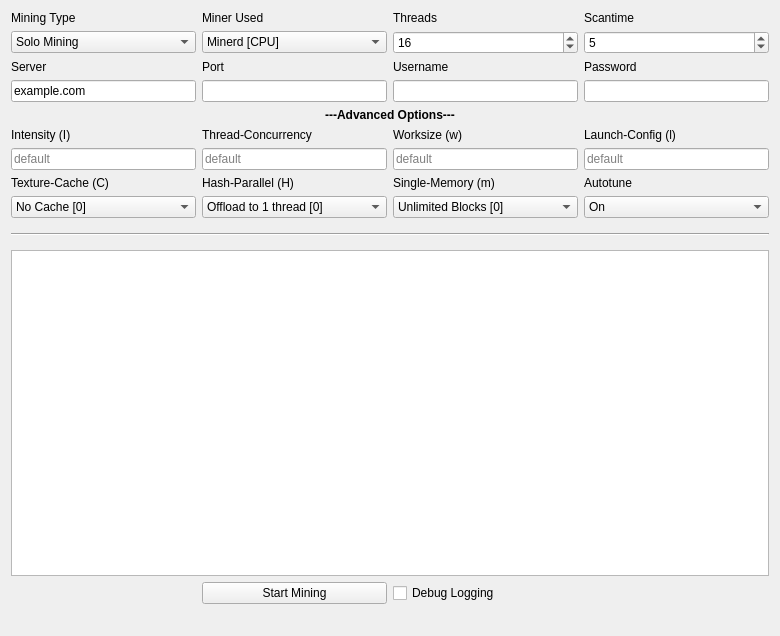
Qt form src/qt/forms/miningpage.ui (plusevcoin/plusevcoin) before a commit.
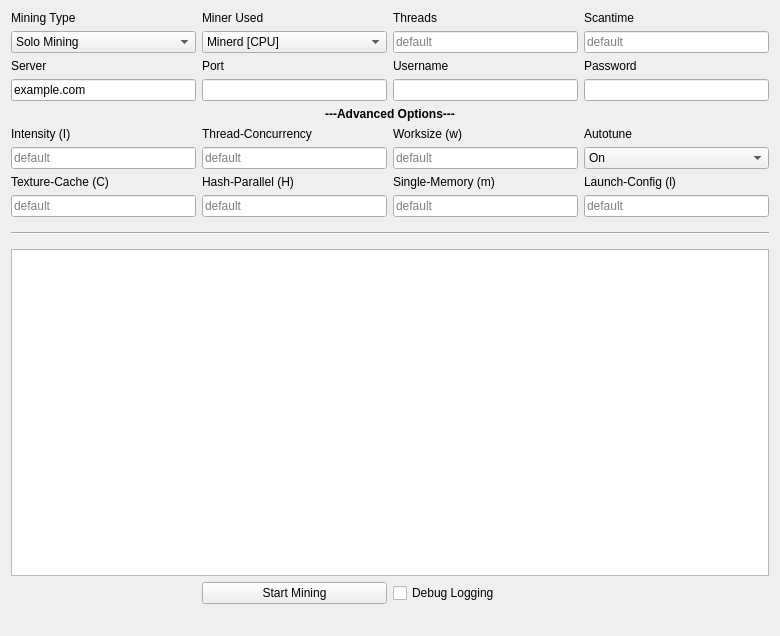
The same form after that commit.

```diff
--- a/src/qt/forms/miningpage.ui
+++ b/src/qt/forms/miningpage.ui
@@ -35,42 +35,18 @@
     </widget>
    </item>
    <item row="16" column="2">
-    <widget class="QComboBox" name="offloadSHA">
-     <item>
-      <property name="text">
-       <string>Offload to 1 thread [0]</string>
-      </property>
-     </item>
-     <item>
-      <property name="text">
-       <string>Offload to all threads [1]</string>
-      </property>
-     </item>
-     <item>
-      <property name="text">
-       <string>All hashing to GPU [2]</string>
-      </property>
-     </item>
+    <widget class="QLineEdit" name="offLoadSHA">
+     <property name="placeholderText">
+      <string>default</string>
+     </property>
     </widget>
    </item>
    <item row="16" column="1">
-    <widget class="QComboBox" name="textureCache">
-     <item>
-      <property name="text">
-       <string>No Cache [0]</string>
-      </property>
-     </item>
-     <item>
-      <property name="text">
-       <string>1D Cache [1]</string>
-      </property>
-     </item>
-     <item>
-      <property name="text">
-       <string>2D Cache [2]</string>
-      </property>
-     </item>
-    </widget>
+    <widget class="QLineEdit" name="textureCache">
+      <property name="placeholderText">
+      <string>default</string>
+     </property>
+   </widget>
    </item>
    <item row="24" column="2">
     <widget class="QPushButton" name="startButton">
@@ -139,15 +115,15 @@
      </property>
     </widget>
    </item>
-   <item row="14" column="4">
-    <widget class="QLineEdit" name="kernel">
+   <item row="16" column="4">
+    <widget class="QLineEdit" name="launchConfig">
      <property name="placeholderText">
       <string>default</string>
      </property>
     </widget>
    </item>
-   <item row="13" column="4">
-    <widget class="QLabel" name="kernelLabel">
+   <item row="15" column="4">
+    <widget class="QLabel" name="launchConfigLabel">
      <property name="text">
       <string>Launch-Config (l)</string>
      </property>
@@ -168,15 +144,9 @@
     </widget>
    </item>
    <item row="5" column="4">
-    <widget class="QSpinBox" name="scantimeBox">
-     <property name="enabled">
-      <bool>true</bool>
-     </property>
-     <property name="minimum">
-      <number>1</number>
-     </property>
-     <property name="value">
-      <number>5</number>
+    <widget class="QLineEdit" name="scantimeBox">
+     <property name="placeholderText">
+      <string>default</string>
      </property>
     </widget>
    </item>
@@ -188,21 +158,9 @@
     </widget>
    </item>
    <item row="5" column="3">
-    <widget class="QSpinBox" name="threadsBox">
-     <property name="enabled">
-      <bool>true</bool>
-     </property>
-     <property name="minimum">
-      <number>-1</number>
-     </property>
-     <property name="maximum">
-      <number>99</number>
-     </property>
-     <property name="singleStep">
-      <number>1</number>
-     </property>
-     <property name="value">
-      <number>16</number>
+    <widget class="QLineEdit" name="threadsBox">
+     <property name="placeholderText">
+      <string>default</string>
      </property>
     </widget>
    </item>
@@ -442,27 +400,20 @@
     </widget>
    </item>
    <item row="16" column="3">
-    <widget class="QComboBox" name="memoryBlock">
-     <item>
-      <property name="text">
-       <string>Unlimited Blocks [0]</string>
-      </property>
-     </item>
-     <item>
-      <property name="text">
-       <string>1 Block [1]</string>
-      </property>
-     </item>
+    <widget class="QLineEdit" name="memoryBlock">
+     <property name="placeholderText">
+      <string>default</string>
+     </property>
     </widget>
    </item>
-   <item row="15" column="4">
+   <item row="13" column="4">
     <widget class="QLabel" name="autotuneLabel">
      <property name="text">
       <string>Autotune</string>
      </property>
     </widget>
    </item>
-   <item row="16" column="4">
+   <item row="14" column="4">
     <widget class="QComboBox" name="autotune">
      <item>
       <property name="text">
```
Left out of the diff: 4 changed lines with no effect on the pictures.
